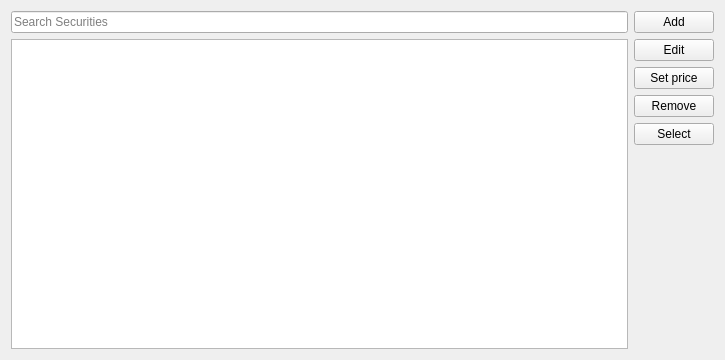
JakubFranek/Kapytal, file src/views/ui_files/forms/security_form.ui: the form before one commit.
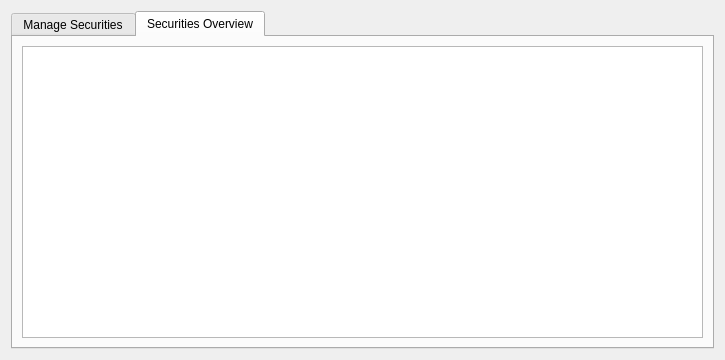
The form after the commit. The open tabs and pages were chosen to show the change.

Commit message:
Add overview of owned Securities to SecurityForm
Remove SecurityAccount.securities dict entries with 0 shares.
Refactor show_form method of several form presenters.
Remove redundant buttons from several forms.
Optimize QTreeViews performance via uniform row height option.

Diff of the .ui file:
```diff
--- a/src/views/ui_files/forms/security_form.ui
+++ b/src/views/ui_files/forms/security_form.ui
@@ -21,6 +21,16 @@
   </property>
   <layout class="QHBoxLayout" name="horizontalLayout">
    <item>
+    <widget class="QTabWidget" name="tabWidget">
+     <property name="currentIndex">
+      <number>0</number>
+     </property>
+     <widget class="QWidget" name="manageSecuritiesTab">
+      <attribute name="title">
+       <string>Manage Securities</string>
+      </attribute>
+      <layout class="QHBoxLayout" name="horizontalLayout_2">
+       <item>
     <layout class="QVBoxLayout" name="leftVerticalLayout">
      <item>
       <layout class="QHBoxLayout" name="controlsHorizontalLayout">
@@ -93,13 +103,6 @@
        </property>
       </widget>
      </item>
-     <item>
-      <widget class="QPushButton" name="selectButton">
-       <property name="text">
-        <string>Select</string>
-       </property>
-      </widget>
-     </item>
      <item>
       <spacer name="verticalSpacer">
        <property name="orientation">
@@ -114,6 +117,27 @@
       </spacer>
      </item>
     </layout>
+       </item>
+      </layout>
+     </widget>
+     <widget class="QWidget" name="securitiesOverviewTab">
+      <attribute name="title">
+       <string>Securities Overview</string>
+      </attribute>
+      <layout class="QHBoxLayout" name="horizontalLayout_3">
+       <item>
+        <widget class="QTreeView" name="treeView">
+         <property name="uniformRowHeights">
+          <bool>true</bool>
+         </property>
+         <property name="sortingEnabled">
+          <bool>true</bool>
+         </property>
+        </widget>
+       </item>
+      </layout>
+     </widget>
+    </widget>
    </item>
   </layout>
  </widget>
```
Lines whose indentation alone changed are shown as unchanged. The commit also changes 24 other files.
